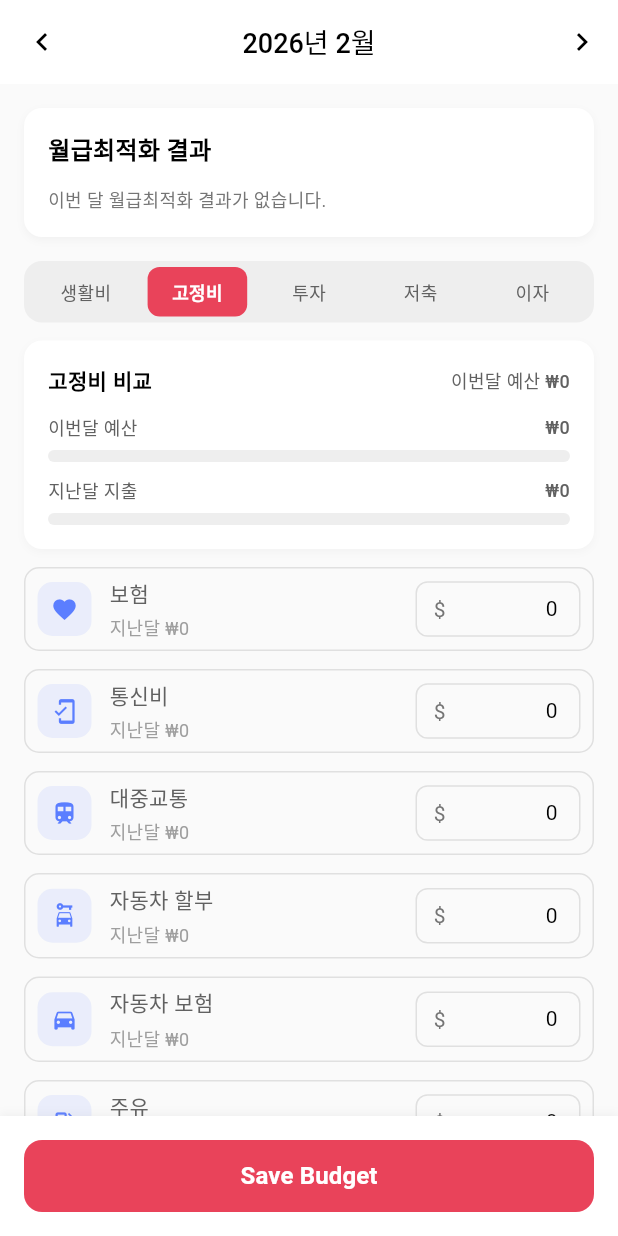
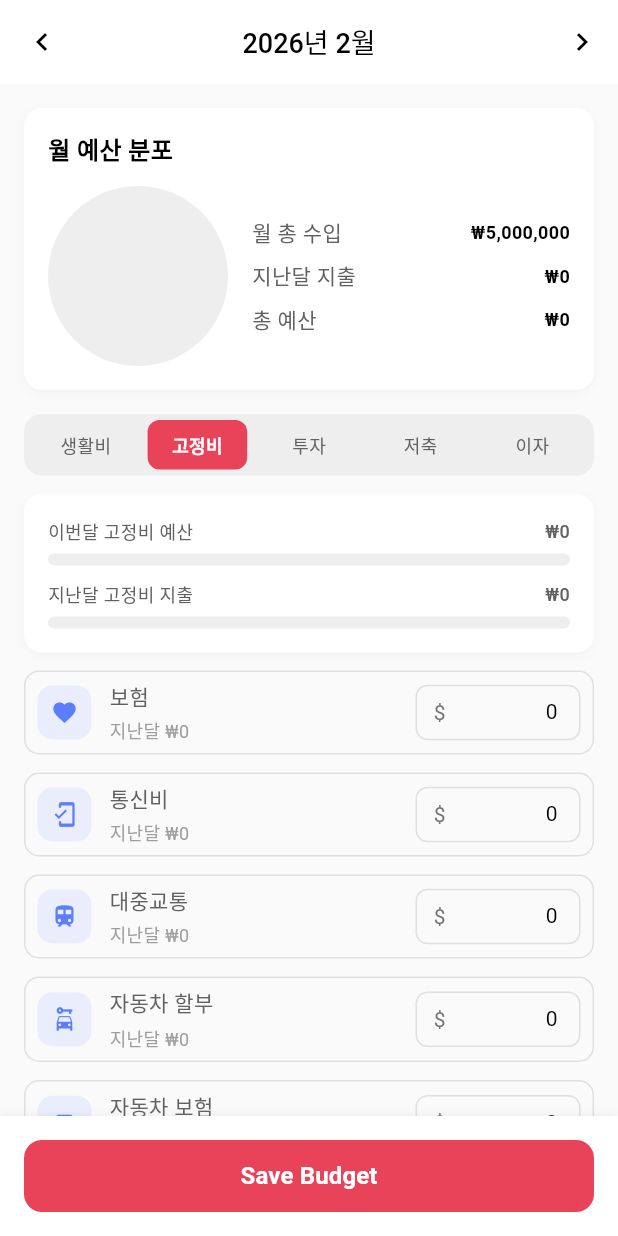
Before and after one commit to MiracleMoney/SYLSYM, a Flutter app: the BudgetScreen screen opened directly, after a tap on "고정비", on a phone screen of 412 x 824 dp. Run offline on Flutter 3.47's test engine with Material 3 defaults, Android fonts, the phone set to English and light mode, and no system bars; our stand-ins replace cloud_firestore, device_preview, firebase_auth, firebase_core, firebase_crashlytics, google_fonts and 3 more; accounts and stored records are empty; Roboto replaces fonts that are missing (Gmarket_sans); statements that could not run were skipped.

Commit message:
예산화면 예산 원형 차트 만듬

```diff
--- a/lib/features/budget/presentation/screens/budget_screen.dart
+++ b/lib/features/budget/presentation/screens/budget_screen.dart
@@ -1,3 +1,5 @@
+import 'dart:math' as math;
+
 import 'package:flutter/material.dart';
 import 'package:miraclemoney/core/constants/sizes.dart';
 import 'package:intl/intl.dart';
@@ -135,6 +137,21 @@ class _BudgetScreenState extends State<BudgetScreen>
     double total = 0;
     for (var category in _budgetControllers.keys) {
       total += _getCategoryTotal(category);
+    }
+    return total;
+  }
+
+  double _getPreviousTotalBudget() {
+    final previousSnapshot = _getPreviousMonthSnapshot();
+    if (previousSnapshot == null) {
+      return 0;
+    }
+
+    double total = 0;
+    for (final categoryItems in previousSnapshot.values) {
+      for (final value in categoryItems.values) {
+        total += value;
+      }
     }
     return total;
   }
@@ -336,15 +353,13 @@ class _BudgetScreenState extends State<BudgetScreen>
             child: ListView(
               padding: const EdgeInsets.all(16),
               children: [
-                _buildSalaryAllocationSection(),
+                _buildBudgetDistributionSection(),
                 const SizedBox(height: 16),
                 _buildCategorySelectorRow(),
                 const SizedBox(height: 12),
                 _buildCategoryComparisonGauge(),
                 const SizedBox(height: 12),
                 _buildSelectedCategoryItems(),
-                const SizedBox(height: 24),
-                _buildSummarySection(),
               ],
             ),
           ),
@@ -448,39 +463,19 @@ class _BudgetScreenState extends State<BudgetScreen>
       child: Column(
         crossAxisAlignment: CrossAxisAlignment.start,
         children: [
-          Row(
-            mainAxisAlignment: MainAxisAlignment.spaceBetween,
-            children: [
-              Text(
-                '$_selectedCategory 비교',
-                style: TextStyle(
-                  fontFamily: 'Gmarket_sans',
-                  fontWeight: FontWeight.w600,
-                  fontSize: Sizes.size14,
-                  color: Colors.black,
-                ),
-              ),
-              Text(
-                '이번달 예산 ${_formatCurrency(currentTotal)}',
-                style: TextStyle(
-                  fontFamily: 'Gmarket_sans',
-                  fontWeight: FontWeight.w500,
-                  fontSize: Sizes.size12,
-                  color: Colors.grey.shade700,
-                ),
-              ),
+          Row(mainAxisAlignment: MainAxisAlignment.spaceBetween, children: [
+
             ],
           ),
-          const SizedBox(height: 12),
           _buildGaugeRow(
-            label: '이번달 예산',
+            label: '이번달 $_selectedCategory 예산',
             value: currentTotal,
             maxValue: maxValue,
             color: categoryColor,
           ),
           const SizedBox(height: 10),
           _buildGaugeRow(
-            label: '지난달 지출',
+            label: '지난달 $_selectedCategory 지출',
             value: previousTotal,
             maxValue: maxValue,
             color: Colors.grey.shade500,
@@ -663,9 +658,19 @@ class _BudgetScreenState extends State<BudgetScreen>
     );
   }
 
-  Widget _buildSummarySection() {
+  Widget _buildBudgetDistributionSection() {
     final totalBudget = _getTotalBudget();
+    final previousTotalBudget = _getPreviousTotalBudget();
     final monthlyIncome = double.tryParse(_monthlyIncomeController.text) ?? 0;
+    final sortedCategories =
+        _categoryOrder
+            .map((category) => MapEntry(category, _getCategoryTotal(category)))
+            .toList()
+          ..sort((a, b) => b.value.compareTo(a.value));
+    final values = sortedCategories.map((entry) => entry.value).toList();
+    final colors = sortedCategories
+        .map((entry) => _getCategoryColor(entry.key))
+        .toList();
 
     return Container(
       padding: const EdgeInsets.all(16),
@@ -684,7 +689,7 @@ class _BudgetScreenState extends State<BudgetScreen>
         crossAxisAlignment: CrossAxisAlignment.start,
         children: [
           Text(
-            'Summary',
+            '월 예산 분포',
             style: TextStyle(
               fontFamily: 'Gmarket_sans',
               fontWeight: FontWeight.w600,
@@ -692,68 +697,39 @@ class _BudgetScreenState extends State<BudgetScreen>
               color: Colors.black,
             ),
           ),
-          const SizedBox(height: 16),
-          ..._budgetControllers.keys.map((category) {
-            final total = _getCategoryTotal(category);
-            return _buildSummaryRow(category, total);
-          }),
-          Divider(height: 24, color: Colors.grey.shade300),
-          _buildSummaryRow('Total Budget', totalBudget, isBold: true),
           const SizedBox(height: 12),
           Row(
             children: [
-              Expanded(
-                child: Text(
-                  'Monthly Income',
-                  style: TextStyle(
-                    fontFamily: 'Gmarket_sans',
-                    fontWeight: FontWeight.w400,
-                    fontSize: Sizes.size14,
-                    color: Colors.grey.shade700,
+              SizedBox(
+                width: 120,
+                height: 120,
+                child: CustomPaint(
+                  painter: _BudgetPieChartPainter(
+                    values: values,
+                    colors: colors,
                   ),
                 ),
               ),
-              SizedBox(
-                width: 120,
-                child: TextField(
-                  controller: _monthlyIncomeController,
-                  keyboardType: TextInputType.number,
-                  textAlign: TextAlign.right,
-                  style: TextStyle(
-                    fontFamily: 'Gmarket_sans',
-                    fontWeight: FontWeight.w500,
-                    fontSize: Sizes.size14,
-                    color: Colors.black,
+              const SizedBox(width: 16),
+              Expanded(
+                child: Column(
+                  crossAxisAlignment: CrossAxisAlignment.start,
+                  children: [
+                    _buildDistributionValueRow(
+                      label: '월 총 수입',
+                      value: monthlyIncome,
                     ),
-                  decoration: InputDecoration(
-                    prefixText: '\$ ',
-                    prefixStyle: TextStyle(
-                      fontFamily: 'Gmarket_sans',
-                      fontWeight: FontWeight.w500,
-                      fontSize: Sizes.size14,
-                      color: Colors.grey.shade600,
+                    const SizedBox(height: 8),
+                    _buildDistributionValueRow(
+                      label: '지난달 지출',
+                      value: previousTotalBudget,
                     ),
-                    isDense: true,
-                    contentPadding: const EdgeInsets.symmetric(
-                      horizontal: 8,
-                      vertical: 8,
+                    const SizedBox(height: 8),
+                    _buildDistributionValueRow(
+                      label: '총 예산',
+                      value: totalBudget,
                     ),
-                    border: OutlineInputBorder(
-                      borderRadius: BorderRadius.circular(8),
-                      borderSide: BorderSide(color: Colors.grey.shade300),
-                    ),
-                    enabledBorder: OutlineInputBorder(
-                      borderRadius: BorderRadius.circular(8),
-                      borderSide: BorderSide(color: Colors.grey.shade300),
-                    ),
-                    focusedBorder: OutlineInputBorder(
-                      borderRadius: BorderRadius.circular(8),
-                      borderSide: BorderSide(color: Color(0xFFE9435A)),
-                    ),
-                  ),
-                  onChanged: (value) {
-                    setState(() {});
-                  },
+                  ],
                 ),
               ),
             ],
@@ -763,81 +739,11 @@ class _BudgetScreenState extends State<BudgetScreen>
     );
   }
 
-  Widget _buildSalaryAllocationSection() {
-    final result = _salaryResult;
-
-    return Container(
-      padding: const EdgeInsets.all(16),
-      decoration: BoxDecoration(
-        color: Colors.white,
-        borderRadius: BorderRadius.circular(12),
-        boxShadow: [
-          BoxShadow(
-            color: Colors.grey.withOpacity(0.1),
-            blurRadius: 4,
-            offset: const Offset(0, 2),
-          ),
-        ],
-      ),
-      child: Column(
-        crossAxisAlignment: CrossAxisAlignment.start,
-        children: [
-          Text(
-            '월급최적화 결과',
-            style: TextStyle(
-              fontFamily: 'Gmarket_sans',
-              fontWeight: FontWeight.w600,
-              fontSize: Sizes.size16,
-              color: Colors.black,
-            ),
-          ),
-          const SizedBox(height: 12),
-          if (_isSalaryLoading)
-            Row(
-              children: [
-                const SizedBox(
-                  width: 16,
-                  height: 16,
-                  child: CircularProgressIndicator(strokeWidth: 2),
-                ),
-                const SizedBox(width: 8),
-                Text(
-                  '불러오는 중...',
-                  style: TextStyle(
-                    fontFamily: 'Gmarket_sans',
-                    fontSize: Sizes.size12,
-                    color: Colors.grey.shade600,
-                  ),
-                ),
-              ],
-            )
-          else if (result == null)
-            Text(
-              '이번 달 월급최적화 결과가 없습니다.',
-              style: TextStyle(
-                fontFamily: 'Gmarket_sans',
-                fontSize: Sizes.size12,
-                color: Colors.grey.shade600,
-              ),
-            )
-          else ...[
-            _buildReferenceRow('비상금', result.emergencyFund),
-            _buildReferenceRow(
-              '투자금',
-              result.pensionInvestment + result.retirementInvestment,
-            ),
-            _buildReferenceRow('단기목표금', result.shortTermGoalSaving),
-            _buildReferenceRow('생활비', result.livingExpense),
-          ],
-        ],
-      ),
-    );
-  }
-
-  Widget _buildReferenceRow(String label, double amount) {
-    return Padding(
-      padding: const EdgeInsets.only(bottom: 8),
-      child: Row(
+  Widget _buildDistributionValueRow({
+    required String label,
+    required double value,
+  }) {
+    return Row(
       mainAxisAlignment: MainAxisAlignment.spaceBetween,
       children: [
         Text(
@@ -850,16 +756,15 @@ class _BudgetScreenState extends State<BudgetScreen>
           ),
         ),
         Text(
-            _formatCurrency(amount),
+          _formatCurrency(value),
           style: TextStyle(
             fontFamily: 'Gmarket_sans',
-              fontWeight: FontWeight.w500,
-              fontSize: Sizes.size14,
+            fontWeight: FontWeight.w600,
+            fontSize: Sizes.size12,
             color: Colors.black,
           ),
         ),
       ],
-      ),
     );
   }
 
@@ -938,3 +843,43 @@ class _BudgetScreenState extends State<BudgetScreen>
     );
   }
 }
+
+class _BudgetPieChartPainter extends CustomPainter {
+  final List<double> values;
+  final List<Color> colors;
+
+  _BudgetPieChartPainter({required this.values, required this.colors});
+
+  @override
+  void paint(Canvas canvas, Size size) {
+    final total = values.fold<double>(0, (sum, value) => sum + value);
+    final rect = Rect.fromLTWH(0, 0, size.width, size.height);
+    final backgroundPaint = Paint()
+      ..color = Colors.grey.shade200
+      ..style = PaintingStyle.fill;
+
+    if (total <= 0) {
+      canvas.drawOval(rect, backgroundPaint);
+      return;
+    }
+
+    double startAngle = -math.pi / 2;
+    for (int index = 0; index < values.length; index++) {
+      final value = values[index];
+      if (value <= 0) {
+        continue;
+      }
+      final sweepAngle = (value / total) * math.pi * 2;
+      final paint = Paint()
+        ..color = colors[index % colors.length]
+        ..style = PaintingStyle.fill;
+      canvas.drawArc(rect, startAngle, sweepAngle, true, paint);
+      startAngle += sweepAngle;
+    }
+  }
+
+  @override
+  bool shouldRepaint(covariant _BudgetPieChartPainter oldDelegate) {
+    return oldDelegate.values != values || oldDelegate.colors != colors;
+  }
+}
```
Lines whose indentation alone changed are shown as unchanged.
